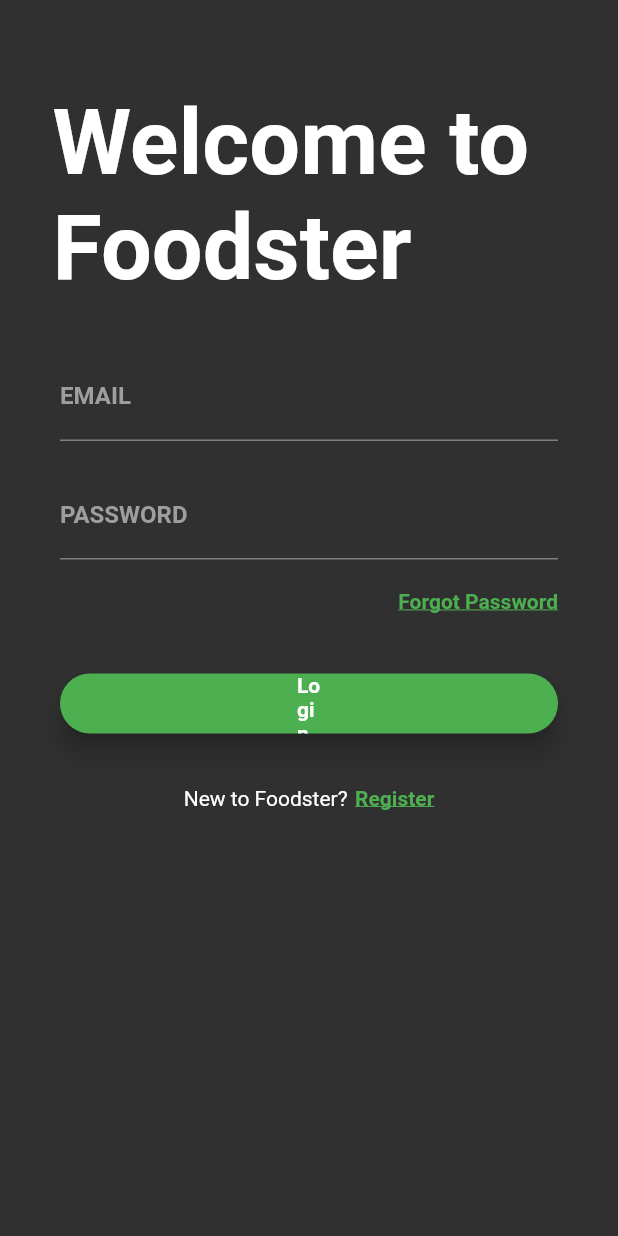
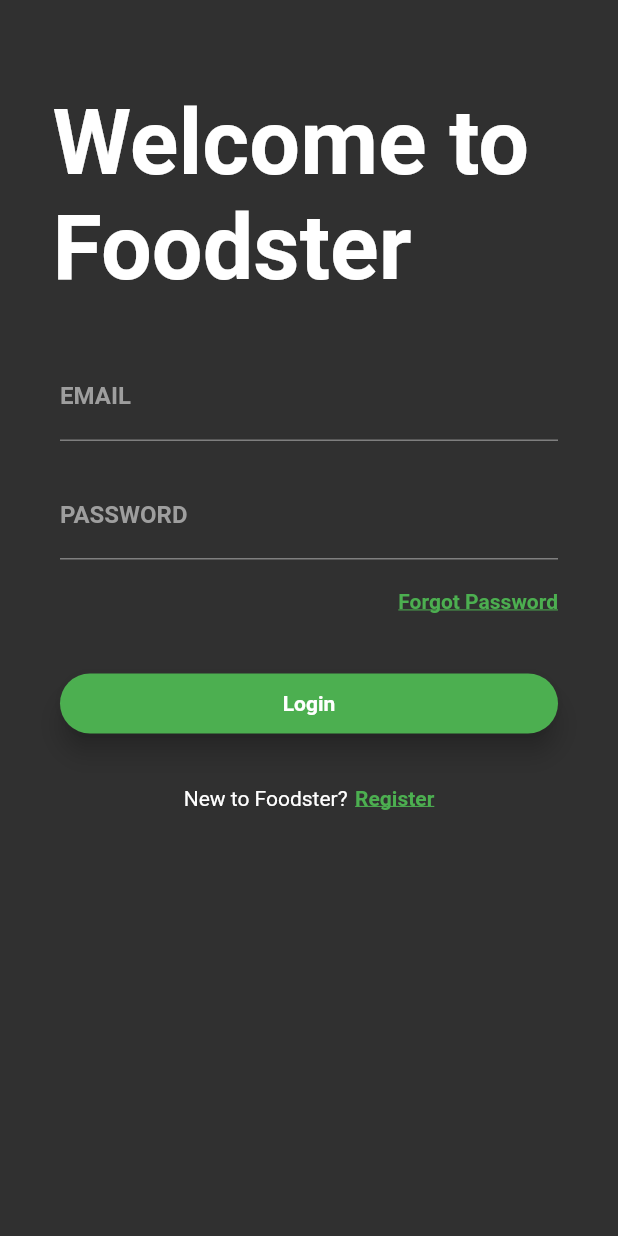
Before and after one commit to BalajSaleem/Foodster-Flutter, a Flutter app: the screen it shows after launch, on a phone screen of 412 x 824 dp. Run offline on Flutter 3.47's test engine with Material 2 defaults, Android fonts, the phone set to English and light mode, and no system bars; our stand-ins replace date_picker_timeline, flutter_spinkit, fluttertoast, shared_preferences; network calls fail; Roboto replaces fonts that are missing (TenorSans); statements that could not run were skipped.

Commit message:
The issue with the bigbutton text is fixed #1

```diff
--- a/lib/components/big_button.dart
+++ b/lib/components/big_button.dart
@@ -1,17 +1,24 @@
 import 'package:flutter/material.dart';
 
 class BigButton extends StatelessWidget {
-  BigButton( {this.text, this.onClick} );
+  BigButton({this.text, this.onClick});
+
   final String text;
   final VoidCallback onClick;
+
   @override
   Widget build(BuildContext context) {
-    return RaisedButton(
-        padding: EdgeInsets.fromLTRB(158, 0, 158, 0),
+    return SizedBox(
+        width: double.infinity,
+        child: ElevatedButton(
+          style: ElevatedButton.styleFrom(
+              primary: Colors.green,
               shape: RoundedRectangleBorder(
                 borderRadius: BorderRadius.circular(20.0),
               ),
-        color: Colors.green,
+              // padding: EdgeInsets.fromLTRB(158, 0, 158, 0),
+              //https://stackoverflow.com/questions/50014342/button-width-match-parent
+              elevation: 7.0),
           child: Text(
             text,
             style: TextStyle(
@@ -20,7 +27,6 @@ class BigButton extends StatelessWidget {
             ),
           ),
           onPressed: onClick,
-        elevation: 7.0,
-      );
+        ));
   }
 }
--- a/lib/controllers/http_caller.dart
+++ b/lib/controllers/http_caller.dart
@@ -8,6 +8,7 @@ import 'package:foodster/components/BackupMealPlan.dart';
 import 'package:foodster/controllers/ui_utils.dart';
 import 'package:http/http.dart' as http;
 import 'dart:convert';
+import '../utils/globals.dart' as globals;
 
 
 import '../pref_manager.dart';
@@ -205,6 +206,9 @@ class HttpCaller {
     );
     print("Fetch User Status: ${response.statusCode}");
     //print(response.body);
+    Map<String, dynamic> decodedUser = json.decode(response.body);
+    globals.numberOfLikedMeals = decodedUser['likedRecipes'].length;
+
     User user = User.fromJson(json.decode(response.body));
     return user;
   }
--- a/lib/main.dart
+++ b/lib/main.dart
@@ -20,7 +20,7 @@ void main() async {
   });
 
   globals.user = await HttpCaller.fetchUser();
-  globals.numberOfLikedMeals = await HttpCaller.fetchLikedRecipesNumber();
+  // globals.numberOfLikedMeals = await HttpCaller.fetchLikedRecipesNumber();
   //start = '/home'; //TODO: REMOVE AT PRODUCTION!
 
   runApp(MaterialApp(
--- a/lib/pages/home_page.dart
+++ b/lib/pages/home_page.dart
@@ -16,6 +16,7 @@ class Home extends StatefulWidget {
 
 class _HomeState extends State<Home> {
   int _selectedNavIndex = 1;
+
 
   bool hasInitialSelections = (globals.numberOfLikedMeals > 0);
 
--- a/lib/pages/login_page.dart
+++ b/lib/pages/login_page.dart
@@ -32,9 +32,6 @@ class _LoginState extends State<Login> {
     HttpCaller.login(email, password, (bool success, int statusCode, [String token = '']) async{
       if(success){
         print('Logging in');
-        print('Storing the user in the global file');
-        globals.user = await HttpCaller.fetchUser();
-
         PrefManager.storeToken(token);
         Navigator.of(context).popAndPushNamed('/home');
       }
```
Lines whose indentation alone changed are shown as unchanged.
